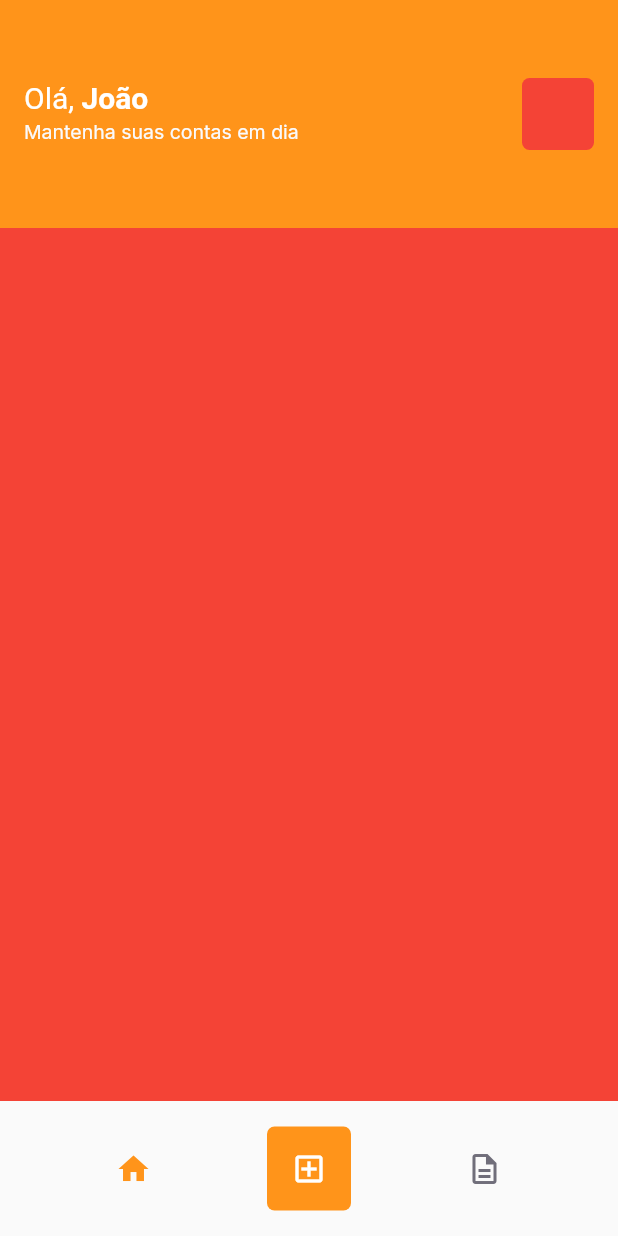
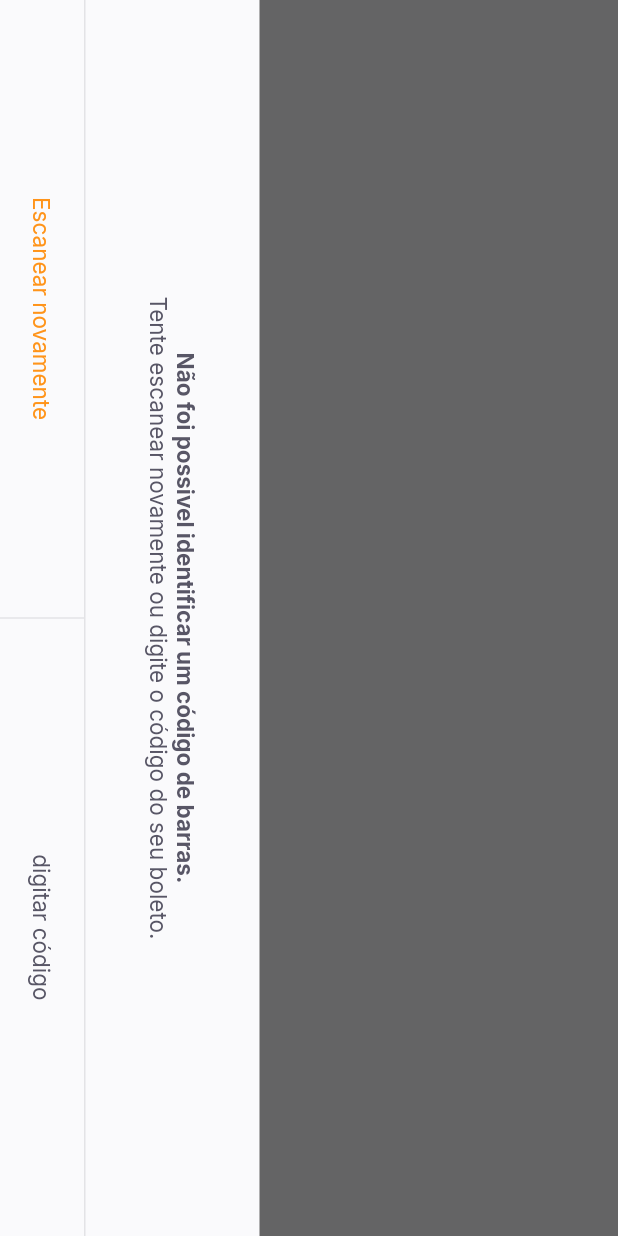
Before and after one commit to joaovitorcf97/payflow, a Flutter app: the HomePage screen opened by its route, after a tap on the "add box" icon, on a phone screen of 412 x 824 dp. Run offline on Flutter 3.47's test engine with Material 2 defaults, Android fonts, the phone set to English and light mode, and no system bars; our stand-ins replace firebase_core, google_fonts, google_sign_in, shared_preferences; accounts and stored records are empty.

Commit message:
Estilizando tela para ler código de barras

```diff
--- a/lib/app_widget.dart
+++ b/lib/app_widget.dart
@@ -1,4 +1,5 @@
 import 'package:flutter/material.dart';
+import 'package:payflow/modules/barcode_scanner/barcode_scanner_page.dart';
 import 'package:payflow/modules/home/home_page.dart';
 import 'package:payflow/modules/login/login_page.dart';
 import 'package:payflow/modules/splash/splash_page.dart';
@@ -12,13 +13,15 @@ class AppWidget extends StatelessWidget {
       debugShowCheckedModeBanner: false,
       title: 'Pay Flow',
       theme: ThemeData(
+        primarySwatch: Colors.orange,
         primaryColor: AppColors.primary,
       ),
       initialRoute: "/splash",
       routes: {
         "/splash": (context) => SplashPage(),
         "/home": (context) => HomePage(),
-        "/login": (context) => LoginPage()
+        "/login": (context) => LoginPage(),
+        '/barcode_scanner': (context) => BarCodeScannerPage(),
       },
     );
   }
--- /dev/null
+++ b/lib/modules/barcode_scanner/barcode_scanner_page.dart
@@ -0,0 +1,74 @@
+import 'package:flutter/material.dart';
+import 'package:payflow/shared/themes/app_colors.dart';
+import 'package:payflow/shared/themes/app_text_styles.dart';
+import 'package:payflow/shared/widgets/bottom_sheet/bottom_sheet_widget.dart';
+import 'package:payflow/shared/widgets/set_label_buttons/set_label_buttons.dart';
+
+class BarCodeScannerPage extends StatefulWidget {
+  const BarCodeScannerPage({Key? key}) : super(key: key);
+
+  @override
+  _BarCodeScannerPageState createState() => _BarCodeScannerPageState();
+}
+
+class _BarCodeScannerPageState extends State<BarCodeScannerPage> {
+  @override
+  Widget build(BuildContext context) {
+    return ButtomSheetWidget(
+      title: 'Não foi possivel identificar um código de barras.',
+      subTitle: 'Tente escanear novamente ou digite o código do seu boleto.',
+      primaryLabel: 'Escanear novamente',
+      primatyOnPressed: () {},
+      secondaryLabel: 'digitar código',
+      secondaryOnPressed: () {},
+    );
+    return SafeArea(
+      top: true,
+      bottom: true,
+      left: true,
+      right: true,
+      child: RotatedBox(
+        quarterTurns: 1,
+        child: Scaffold(
+          appBar: AppBar(
+            backgroundColor: Colors.black,
+            title: Text(
+              'Escaneie o código de barras do boleto',
+              style: TextStyles.buttonBackground,
+            ),
+            centerTitle: true,
+            leading: BackButton(
+              color: AppColors.background,
+            ),
+          ),
+          body: Column(
+            children: [
+              Expanded(
+                child: Container(
+                  color: Colors.black,
+                ),
+              ),
+              Expanded(
+                flex: 2,
+                child: Container(
+                  color: Colors.transparent,
+                ),
+              ),
+              Expanded(
+                child: Container(
+                  color: Colors.black,
+                ),
+              ),
+            ],
+          ),
+          bottomNavigationBar: SetLabelButtons(
+            primaryLabel: 'Inserir código do boleto',
+            primatyOnPressed: () {},
+            secondaryLabel: 'Adacionar da galeria',
+            secondaryOnPressed: () {},
+          ),
+        ),
+      ),
+    );
+  }
+}
--- a/lib/modules/home/home_page.dart
+++ b/lib/modules/home/home_page.dart
@@ -77,7 +77,7 @@ class _HomePageState extends State<HomePage> {
             ),
             GestureDetector(
               onTap: () {
-                print('Clicou no navbar!!!');
+                Navigator.pushNamed(context, '/barcode_scanner');
               },
               child: Container(
                 height: 56,
@@ -86,12 +86,9 @@ class _HomePageState extends State<HomePage> {
                   color: AppColors.primary,
                   borderRadius: BorderRadius.circular(5),
                 ),
-                child: IconButton(
-                  onPressed: () {},
-                  icon: Icon(
-                    Icons.add_box_outlined,
-                    color: AppColors.background,
-                  ),
+                child: Icon(
+                  Icons.add_box_outlined,
+                  color: AppColors.background,
                 ),
               ),
             ),
--- /dev/null
+++ b/lib/shared/widgets/bottom_sheet/bottom_sheet_widget.dart
@@ -0,0 +1,81 @@
+import 'package:flutter/material.dart';
+import 'package:payflow/shared/themes/app_colors.dart';
+import 'package:payflow/shared/themes/app_text_styles.dart';
+import 'package:payflow/shared/widgets/set_label_buttons/set_label_buttons.dart';
+
+class ButtomSheetWidget extends StatelessWidget {
+  final String primaryLabel;
+  final VoidCallback primatyOnPressed;
+  final String secondaryLabel;
+  final VoidCallback secondaryOnPressed;
+  final String title;
+  final String subTitle;
+
+  const ButtomSheetWidget({
+    Key? key,
+    required this.primaryLabel,
+    required this.primatyOnPressed,
+    required this.secondaryLabel,
+    required this.secondaryOnPressed,
+    required this.title,
+    required this.subTitle,
+  }) : super(key: key);
+
+  @override
+  Widget build(BuildContext context) {
+    return SafeArea(
+      top: true,
+      bottom: true,
+      left: true,
+      right: true,
+      child: RotatedBox(
+        quarterTurns: 1,
+        child: Material(
+          child: Container(
+            color: AppColors.shape,
+            child: Column(
+              children: [
+                Expanded(
+                  child: Container(
+                    color: Colors.black.withOpacity(0.6),
+                  ),
+                ),
+                Column(
+                  children: [
+                    Padding(
+                      padding: const EdgeInsets.all(40),
+                      child: Text.rich(
+                        TextSpan(
+                          text: title,
+                          style: TextStyles.buttonBoldHeading,
+                          children: [
+                            TextSpan(
+                              text: '\n$subTitle',
+                              style: TextStyles.buttonHeading,
+                            ),
+                          ],
+                        ),
+                        textAlign: TextAlign.center,
+                      ),
+                    ),
+                    Container(
+                      height: 1,
+                      color: AppColors.stroke,
+                    ),
+                    SetLabelButtons(
+                      enablePrimaryColor: true,
+                      primaryLabel: primaryLabel,
+                      primatyOnPressed: primatyOnPressed,
+                      secondaryLabel: secondaryLabel,
+                      secondaryOnPressed: secondaryOnPressed,
+                    ),
+                  ],
+                ),
+              ],
+            ),
+          ),
+        ),
+      ),
+    );
+  }
+}
--- /dev/null
+++ b/lib/shared/widgets/divider_vertical/divider_vertical_widget.dart
@@ -0,0 +1,15 @@
+import 'package:flutter/material.dart';
+import 'package:payflow/shared/themes/app_colors.dart';
+
+class DividerVerticalWidget extends StatelessWidget {
+  const DividerVerticalWidget({Key? key}) : super(key: key);
+
+  @override
+  Widget build(BuildContext context) {
+    return Container(
+      width: 1,
+      height: double.maxFinite,
+      color: AppColors.stroke,
+    );
+  }
+}
--- /dev/null
+++ b/lib/shared/widgets/label_button/label_button.dart
@@ -0,0 +1,29 @@
+import 'package:flutter/material.dart';
+import 'package:payflow/shared/themes/app_text_styles.dart';
+
+class LabelButton extends StatelessWidget {
+  final String label;
+  final VoidCallback onPressed;
+  final TextStyle? style;
+
+  const LabelButton({
+    Key? key,
+    required this.label,
+    required this.onPressed,
+    this.style,
+  }) : super(key: key);
+
+  @override
+  Widget build(BuildContext context) {
+    return Container(
+      height: 56,
+      child: TextButton(
+        onPressed: onPressed,
+        child: Text(
+          label,
+          style: style ?? TextStyles.buttonHeading,
+        ),
+      ),
+    );
+  }
+}
--- /dev/null
+++ b/lib/shared/widgets/set_label_buttons/set_label_buttons.dart
@@ -0,0 +1,46 @@
+import 'package:flutter/material.dart';
+import 'package:payflow/shared/themes/app_text_styles.dart';
+import '../divider_vertical/divider_vertical_widget.dart';
+import '../label_button/label_button.dart';
+
+class SetLabelButtons extends StatelessWidget {
+  final String primaryLabel;
+  final VoidCallback primatyOnPressed;
+  final String secondaryLabel;
+  final VoidCallback secondaryOnPressed;
+  final bool enablePrimaryColor;
+
+  const SetLabelButtons({
+    Key? key,
+    required this.primaryLabel,
+    required this.primatyOnPressed,
+    required this.secondaryLabel,
+    required this.secondaryOnPressed,
+    this.enablePrimaryColor = false,
+  }) : super(key: key);
+
+  @override
+  Widget build(BuildContext context) {
+    return Container(
+      height: 56,
+      child: Row(
+        children: [
+          Expanded(
+            child: LabelButton(
+              label: primaryLabel,
+              onPressed: primatyOnPressed,
+              style: enablePrimaryColor ? TextStyles.buttonPrimary : null,
+            ),
+          ),
+          DividerVerticalWidget(),
+          Expanded(
+            child: LabelButton(
+              label: secondaryLabel,
+              onPressed: secondaryOnPressed,
+            ),
+          ),
+        ],
+      ),
+    );
+  }
+}
--- a/pubspec.yaml
+++ b/pubspec.yaml
@@ -33,6 +33,9 @@ dependencies:
   google_sign_in: ^5.0.7
   google_sign_in_web: ^0.10.0+1
   shared_preferences: ^2.0.6
+  google_ml_kit: ^0.7.0
+  camera: ^0.8.1+7
+  image_picker: ^0.8.3+2
 
 dev_dependencies:
   flutter_test:
```
Also changed, not shown: pubspec.lock.
